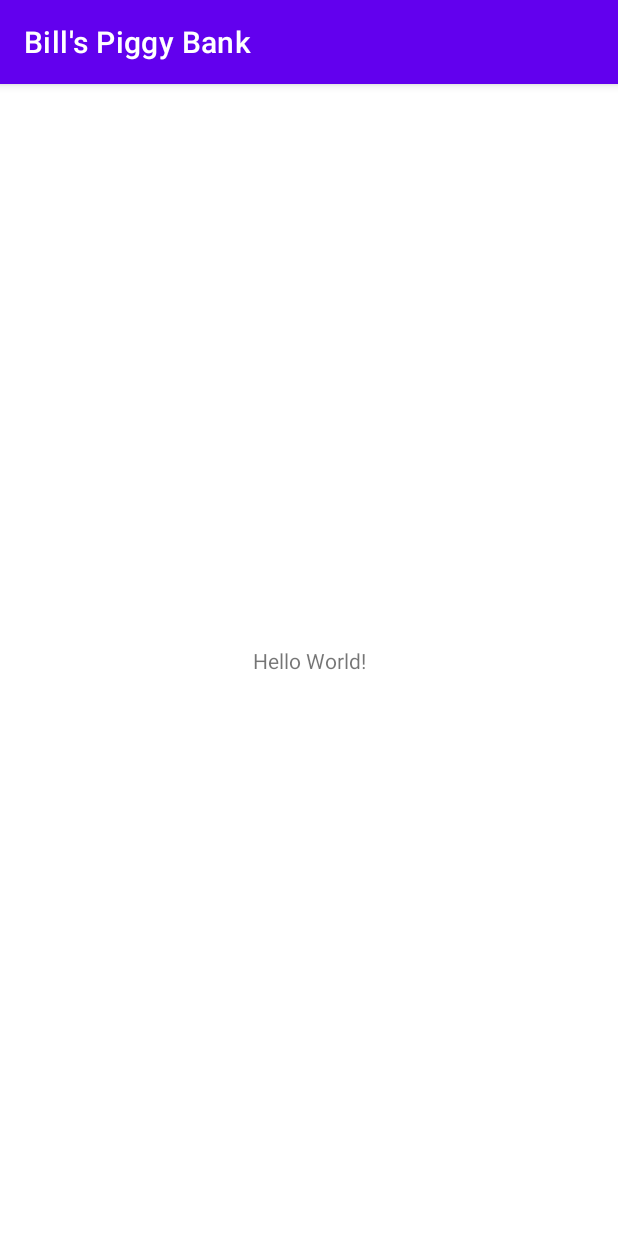
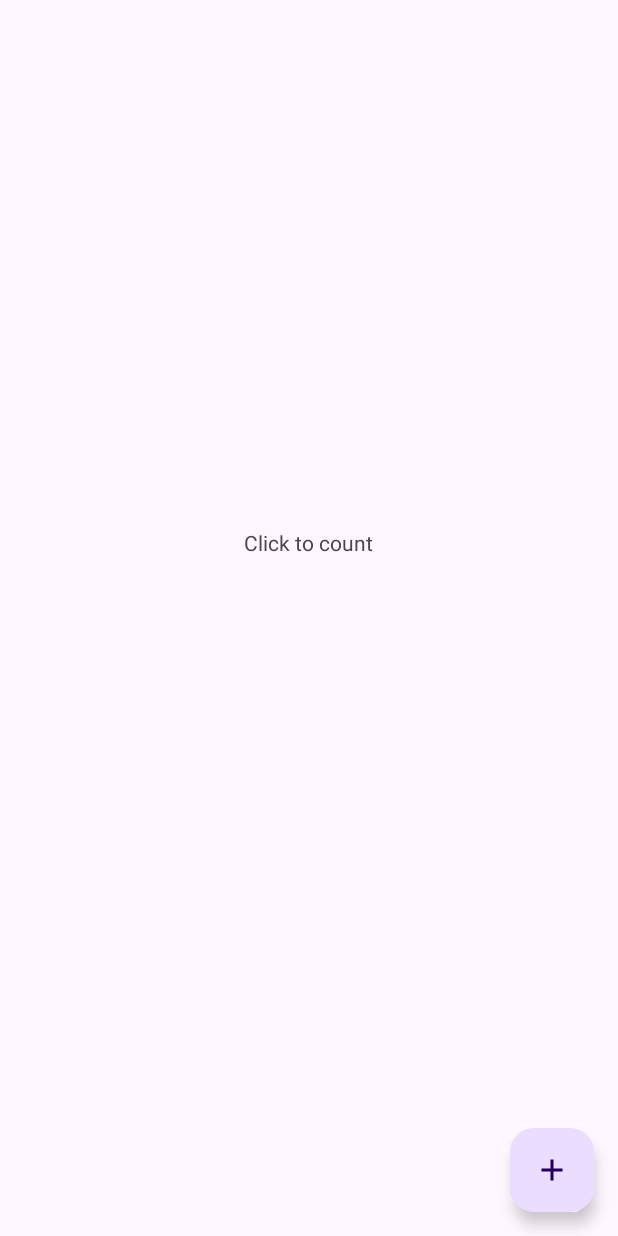
Before and after one commit to emanuelmch/piggy, an Android app: the screen it shows after launch (MainActivity before the commit, MonthlyBudgetActivity after it), on a phone screen of 412 x 824 dp. Run offline under Robolectric (Android 15) with nearby library versions, the phone set to English and light mode, and no system bars; our stand-ins replace data binding.

Commit message:
[1/4] Add a proper button for navigating

```diff
--- a/android/app/build.gradle
+++ b/android/app/build.gradle
@@ -38,6 +38,10 @@ android {
         testInstrumentationRunner "androidx.test.runner.AndroidJUnitRunner"
     }
 
+    buildFeatures {
+        dataBinding true
+    }
+
     buildTypes {
         release {
             minifyEnabled true
@@ -59,6 +63,7 @@ android {
 dependencies {
     // Core
     implementation 'androidx.core:core-ktx:1.7.0'
+    implementation 'androidx.fragment:fragment-ktx:1.4.1'
     implementation 'androidx.appcompat:appcompat:1.4.1'
 
     // UI
--- a/android/app/src/main/AndroidManifest.xml
+++ b/android/app/src/main/AndroidManifest.xml
@@ -10,7 +10,7 @@
         android:supportsRtl="true"
         android:theme="@style/Theme.BillsPiggyBank">
         <activity
-            android:name=".MainActivity"
+            android:name=".monthly.MonthlyBudgetActivity"
             android:exported="true">
             <intent-filter>
                 <action android:name="android.intent.action.MAIN" />
--- a/android/app/src/main/java/bill/piggy/MainActivity.kt
+++ /dev/null
@@ -1,11 +0,0 @@
-package bill.piggy
-
-import androidx.appcompat.app.AppCompatActivity
-import android.os.Bundle
-
-class MainActivity : AppCompatActivity() {
-    override fun onCreate(savedInstanceState: Bundle?) {
-        super.onCreate(savedInstanceState)
-        setContentView(R.layout.activity_main)
-    }
-}
--- /dev/null
+++ b/android/app/src/main/java/bill/piggy/common/UIExtensions.kt
@@ -0,0 +1,53 @@
+/*
+ * Copyright (c) 2022 Emanuel Machado da Silva
+ *
+ * Permission is hereby granted, free of charge, to any person obtaining a copy
+ * of this software and associated documentation files (the "Software"), to deal
+ * in the Software without restriction, including without limitation the rights
+ * to use, copy, modify, merge, publish, distribute, sublicense, and/or sell
+ * copies of the Software, and to permit persons to whom the Software is
+ * furnished to do so, subject to the following conditions:
+ *
+ * The above copyright notice and this permission notice shall be included in all
+ * copies or substantial portions of the Software.
+ *
+ * THE SOFTWARE IS PROVIDED "AS IS", WITHOUT WARRANTY OF ANY KIND, EXPRESS OR
+ * IMPLIED, INCLUDING BUT NOT LIMITED TO THE WARRANTIES OF MERCHANTABILITY,
+ * FITNESS FOR A PARTICULAR PURPOSE AND NONINFRINGEMENT. IN NO EVENT SHALL THE
+ * AUTHORS OR COPYRIGHT HOLDERS BE LIABLE FOR ANY CLAIM, DAMAGES OR OTHER
+ * LIABILITY, WHETHER IN AN ACTION OF CONTRACT, TORT OR OTHERWISE, ARISING FROM,
+ * OUT OF OR IN CONNECTION WITH THE SOFTWARE OR THE USE OR OTHER DEALINGS IN THE
+ * SOFTWARE.
+ */
+
+package bill.piggy.common
+
+import android.app.Activity
+import androidx.appcompat.app.AppCompatActivity
+import androidx.databinding.DataBindingUtil
+import androidx.databinding.ViewDataBinding
+import kotlin.reflect.KProperty
+
+class DataBindLazy<T : ViewDataBinding>(private val layoutId: Int) {
+
+    private var cached: T? = null
+
+//    operator fun getValue(thisRef: AppCompatActivity, property: KProperty<*>): T =
+//        cached ?: DataBindingUtil.setContentView<T>(thisRef, layoutId).also {
+//            it.lifecycleOwner = thisRef
+//            cached = it
+//        }
+
+    operator fun getValue(thisRef: AppCompatActivity, property: KProperty<*>): T {
+        val old = cached
+        if (old != null) return old
+
+        val new = DataBindingUtil.setContentView<T>(thisRef, layoutId).apply {
+            lifecycleOwner = thisRef
+        }
+        cached = new
+        return new
+    }
+}
+
+fun <T : ViewDataBinding> Activity.databind(layoutId: Int) = DataBindLazy<T>(layoutId)
--- /dev/null
+++ b/android/app/src/main/java/bill/piggy/monthly/MonthlyBudgetActivity.kt
@@ -0,0 +1,55 @@
+/*
+ * Copyright (c) 2022 Emanuel Machado da Silva
+ *
+ * Permission is hereby granted, free of charge, to any person obtaining a copy
+ * of this software and associated documentation files (the "Software"), to deal
+ * in the Software without restriction, including without limitation the rights
+ * to use, copy, modify, merge, publish, distribute, sublicense, and/or sell
+ * copies of the Software, and to permit persons to whom the Software is
+ * furnished to do so, subject to the following conditions:
+ *
+ * The above copyright notice and this permission notice shall be included in all
+ * copies or substantial portions of the Software.
+ *
+ * THE SOFTWARE IS PROVIDED "AS IS", WITHOUT WARRANTY OF ANY KIND, EXPRESS OR
+ * IMPLIED, INCLUDING BUT NOT LIMITED TO THE WARRANTIES OF MERCHANTABILITY,
+ * FITNESS FOR A PARTICULAR PURPOSE AND NONINFRINGEMENT. IN NO EVENT SHALL THE
+ * AUTHORS OR COPYRIGHT HOLDERS BE LIABLE FOR ANY CLAIM, DAMAGES OR OTHER
+ * LIABILITY, WHETHER IN AN ACTION OF CONTRACT, TORT OR OTHERWISE, ARISING FROM,
+ * OUT OF OR IN CONNECTION WITH THE SOFTWARE OR THE USE OR OTHER DEALINGS IN THE
+ * SOFTWARE.
+ */
+
+package bill.piggy.monthly
+
+import android.os.Bundle
+import androidx.activity.viewModels
+import androidx.appcompat.app.AppCompatActivity
+import androidx.lifecycle.LiveData
+import androidx.lifecycle.MutableLiveData
+import androidx.lifecycle.ViewModel
+import bill.piggy.R
+import bill.piggy.common.databind
+import bill.piggy.databinding.ActivityMonthlyBudgetBinding
+
+class MonthlyBudgetViewModel : ViewModel() {
+    private var counter = 0
+    private val _mainText = MutableLiveData("Click to count")
+    val mainText: LiveData<String> = _mainText
+
+    fun addTransaction() {
+        ++counter
+        _mainText.postValue("You've clicked $counter times")
+    }
+}
+
+class MonthlyBudgetActivity : AppCompatActivity() {
+
+    private val binding: ActivityMonthlyBudgetBinding by databind(R.layout.activity_monthly_budget)
+    private val viewModel by viewModels<MonthlyBudgetViewModel>()
+
+    override fun onCreate(savedInstanceState: Bundle?) {
+        super.onCreate(savedInstanceState)
+        binding.viewModel = viewModel
+    }
+}
--- /dev/null
+++ b/android/app/src/main/res/drawable/ic_add_24.xml
@@ -0,0 +1,10 @@
+<vector xmlns:android="http://schemas.android.com/apk/res/android"
+    android:width="24dp"
+    android:height="24dp"
+    android:viewportWidth="24"
+    android:viewportHeight="24"
+    android:tint="?attr/colorControlNormal">
+  <path
+      android:fillColor="@android:color/white"
+      android:pathData="M19,13h-6v6h-2v-6H5v-2h6V5h2v6h6v2z"/>
+</vector>
--- a/android/app/src/main/res/layout/activity_main.xml
+++ /dev/null
@@ -1,18 +0,0 @@
-<?xml version="1.0" encoding="utf-8"?>
-<androidx.constraintlayout.widget.ConstraintLayout xmlns:android="http://schemas.android.com/apk/res/android"
-    xmlns:app="http://schemas.android.com/apk/res-auto"
-    xmlns:tools="http://schemas.android.com/tools"
-    android:layout_width="match_parent"
-    android:layout_height="match_parent"
-    tools:context=".MainActivity">
-
-    <TextView
-        android:layout_width="wrap_content"
-        android:layout_height="wrap_content"
-        android:text="Hello World!"
-        app:layout_constraintBottom_toBottomOf="parent"
-        app:layout_constraintLeft_toLeftOf="parent"
-        app:layout_constraintRight_toRightOf="parent"
-        app:layout_constraintTop_toTopOf="parent" />
-
-</androidx.constraintlayout.widget.ConstraintLayout>
--- /dev/null
+++ b/android/app/src/main/res/layout/activity_monthly_budget.xml
@@ -0,0 +1,64 @@
+<?xml version="1.0" encoding="utf-8"?><!--
+  ~ Copyright (c) 2022 Emanuel Machado da Silva
+  ~
+  ~ Permission is hereby granted, free of charge, to any person obtaining a copy
+  ~ of this software and associated documentation files (the "Software"), to deal
+  ~ in the Software without restriction, including without limitation the rights
+  ~ to use, copy, modify, merge, publish, distribute, sublicense, and/or sell
+  ~ copies of the Software, and to permit persons to whom the Software is
+  ~ furnished to do so, subject to the following conditions:
+  ~
+  ~ The above copyright notice and this permission notice shall be included in all
+  ~ copies or substantial portions of the Software.
+  ~
+  ~ THE SOFTWARE IS PROVIDED "AS IS", WITHOUT WARRANTY OF ANY KIND, EXPRESS OR
+  ~ IMPLIED, INCLUDING BUT NOT LIMITED TO THE WARRANTIES OF MERCHANTABILITY,
+  ~ FITNESS FOR A PARTICULAR PURPOSE AND NONINFRINGEMENT. IN NO EVENT SHALL THE
+  ~ AUTHORS OR COPYRIGHT HOLDERS BE LIABLE FOR ANY CLAIM, DAMAGES OR OTHER
+  ~ LIABILITY, WHETHER IN AN ACTION OF CONTRACT, TORT OR OTHERWISE, ARISING FROM,
+  ~ OUT OF OR IN CONNECTION WITH THE SOFTWARE OR THE USE OR OTHER DEALINGS IN THE
+  ~ SOFTWARE.
+  -->
+
+<layout xmlns:android="http://schemas.android.com/apk/res/android"
+    xmlns:app="http://schemas.android.com/apk/res-auto"
+    xmlns:tools="http://schemas.android.com/tools">
+
+    <data>
+
+        <variable
+            name="viewModel"
+            type="bill.piggy.monthly.MonthlyBudgetViewModel" />
+    </data>
+
+    <androidx.coordinatorlayout.widget.CoordinatorLayout
+        android:layout_width="match_parent"
+        android:layout_height="match_parent">
+
+        <androidx.core.widget.NestedScrollView
+            android:layout_width="match_parent"
+            android:layout_height="match_parent"
+            android:clipToPadding="false"
+            android:paddingBottom="100dp">
+
+            <TextView
+                android:id="@+id/main_text"
+                android:layout_width="wrap_content"
+                android:layout_height="wrap_content"
+                android:layout_gravity="center"
+                android:text="@{viewModel.mainText}"
+                tools:text="Hello world!" />
+        </androidx.core.widget.NestedScrollView>
+
+        <com.google.android.material.floatingactionbutton.FloatingActionButton
+            android:id="@+id/add_button"
+            android:layout_width="wrap_content"
+            android:layout_height="wrap_content"
+            android:layout_gravity="bottom|end"
+            android:layout_margin="16dp"
+            android:contentDescription="@string/add_content_description"
+            android:onClick="@{() -> viewModel.addTransaction()}"
+            app:srcCompat="@drawable/ic_add_24" />
+
+    </androidx.coordinatorlayout.widget.CoordinatorLayout>
+</layout>
--- a/android/app/src/main/res/values-night/themes.xml
+++ b/android/app/src/main/res/values-night/themes.xml
@@ -1,6 +1,6 @@
 <resources xmlns:tools="http://schemas.android.com/tools">
     <!-- Base application theme. -->
-    <style name="Theme.BillsPiggyBank" parent="Theme.MaterialComponents.DayNight.DarkActionBar">
+    <style name="Theme.BillsPiggyBank" parent="Theme.Material3.DayNight.NoActionBar">
         <!-- Primary brand color. -->
         <item name="colorPrimary">@color/purple_200</item>
         <item name="colorPrimaryVariant">@color/purple_700</item>
--- a/android/app/src/main/res/values/strings.xml
+++ b/android/app/src/main/res/values/strings.xml
@@ -1,3 +1,26 @@
+<!--
+  ~ Copyright (c) 2022 Emanuel Machado da Silva
+  ~
+  ~ Permission is hereby granted, free of charge, to any person obtaining a copy
+  ~ of this software and associated documentation files (the "Software"), to deal
+  ~ in the Software without restriction, including without limitation the rights
+  ~ to use, copy, modify, merge, publish, distribute, sublicense, and/or sell
+  ~ copies of the Software, and to permit persons to whom the Software is
+  ~ furnished to do so, subject to the following conditions:
+  ~
+  ~ The above copyright notice and this permission notice shall be included in all
+  ~ copies or substantial portions of the Software.
+  ~
+  ~ THE SOFTWARE IS PROVIDED "AS IS", WITHOUT WARRANTY OF ANY KIND, EXPRESS OR
+  ~ IMPLIED, INCLUDING BUT NOT LIMITED TO THE WARRANTIES OF MERCHANTABILITY,
+  ~ FITNESS FOR A PARTICULAR PURPOSE AND NONINFRINGEMENT. IN NO EVENT SHALL THE
+  ~ AUTHORS OR COPYRIGHT HOLDERS BE LIABLE FOR ANY CLAIM, DAMAGES OR OTHER
+  ~ LIABILITY, WHETHER IN AN ACTION OF CONTRACT, TORT OR OTHERWISE, ARISING FROM,
+  ~ OUT OF OR IN CONNECTION WITH THE SOFTWARE OR THE USE OR OTHER DEALINGS IN THE
+  ~ SOFTWARE.
+  -->
 <resources>
     <string name="app_name">Bill\'s Piggy Bank</string>
+
+    <string name="add_content_description">Add new transaction</string>
 </resources>
--- a/android/app/src/main/res/values/themes.xml
+++ b/android/app/src/main/res/values/themes.xml
@@ -1,6 +1,6 @@
 <resources xmlns:tools="http://schemas.android.com/tools">
     <!-- Base application theme. -->
-    <style name="Theme.BillsPiggyBank" parent="Theme.MaterialComponents.DayNight.DarkActionBar">
+    <style name="Theme.BillsPiggyBank" parent="Theme.Material3.DayNight.NoActionBar">
         <!-- Primary brand color. -->
         <item name="colorPrimary">@color/purple_500</item>
         <item name="colorPrimaryVariant">@color/purple_700</item>
```
